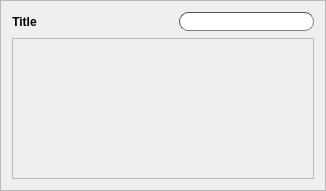
Qt form ui/scroller.ui (iceanimations/customui) before a commit.
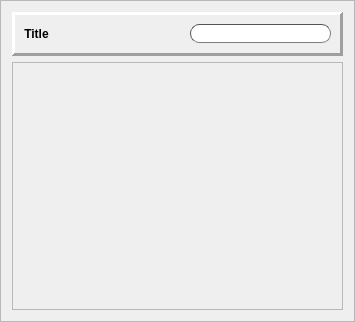
The same form after that commit.

Commit message: seachBox moved inside a frame

Patch:
```diff
--- a/ui/scroller.ui
+++ b/ui/scroller.ui
@@ -6,8 +6,8 @@
    <rect>
     <x>0</x>
     <y>0</y>
-    <width>326</width>
-    <height>191</height>
+    <width>355</width>
+    <height>322</height>
    </rect>
   </property>
   <property name="minimumSize">
@@ -33,6 +33,27 @@
   </property>
   <layout class="QVBoxLayout" name="verticalLayout">
    <item>
+    <widget class="QFrame" name="frame">
+     <property name="frameShape">
+      <enum>QFrame::Panel</enum>
+     </property>
+     <property name="frameShadow">
+      <enum>QFrame::Raised</enum>
+     </property>
+     <property name="lineWidth">
+      <number>3</number>
+     </property>
+     <property name="midLineWidth">
+      <number>0</number>
+     </property>
+     <layout class="QHBoxLayout" name="horizontalLayout_2">
+      <property name="spacing">
+       <number>0</number>
+      </property>
+      <property name="margin">
+       <number>9</number>
+      </property>
+      <item>
     <layout class="QHBoxLayout" name="horizontalLayout">
      <item>
       <widget class="QLabel" name="titleLabel">
@@ -83,6 +104,9 @@
      </item>
     </layout>
    </item>
+     </layout>
+    </widget>
+   </item>
    <item>
     <widget class="QScrollArea" name="scrollArea">
      <property name="sizePolicy">
@@ -105,8 +129,8 @@
        <rect>
         <x>0</x>
         <y>0</y>
-        <width>304</width>
-        <height>141</height>
+        <width>329</width>
+        <height>244</height>
        </rect>
       </property>
       <property name="sizePolicy">
```
Lines whose indentation alone changed are shown as unchanged.
